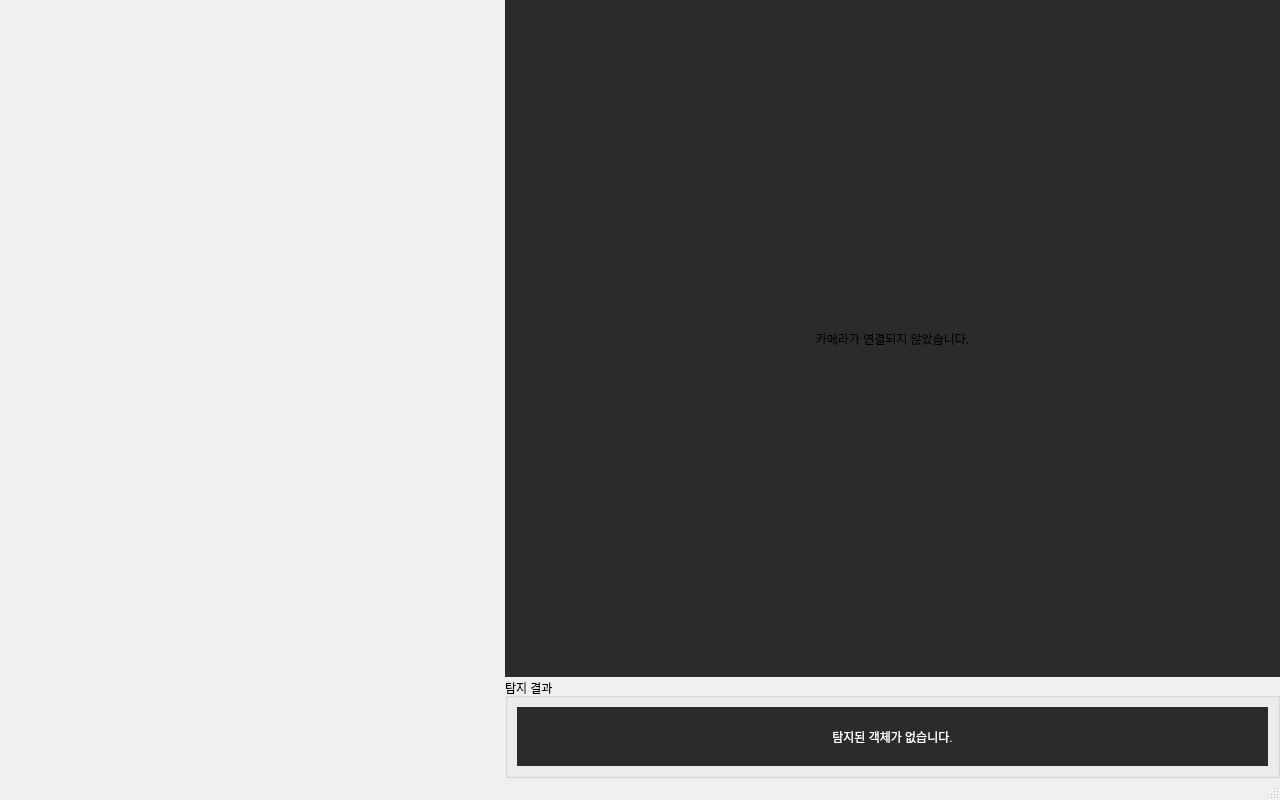
Above: ui/ui_files/main_window.ui from Fwano0728/visionDetect before the change. Below: the same form after it.
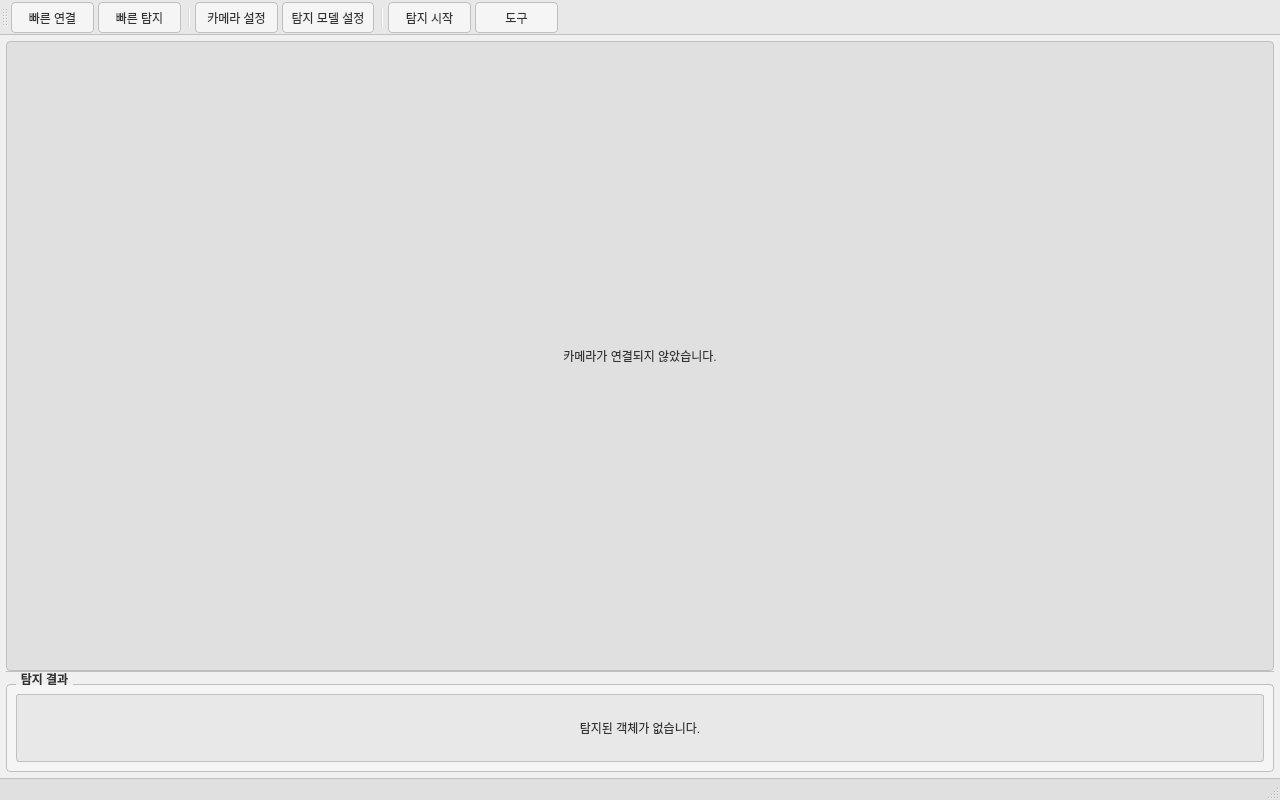
That is the form after the change. Icons and pictures are not drawn.

Commit message: Initial commit - VisionDetect 프로젝트 시작

What changed in the file:
```diff
--- a/ui/ui_files/main_window.ui
+++ b/ui/ui_files/main_window.ui
@@ -19,39 +19,75 @@
   <property name="windowTitle">
    <string>객체 탐지 시스템</string>
   </property>
+  <property name="styleSheet">
+   <string notr="true">QMainWindow {
+    background-color: #f0f0f0;
+    color: #333333;
+}
+QLabel, QGroupBox {
+    color: #333333;
+}
+QGroupBox {
+    border: 1px solid #c0c0c0;
+    border-radius: 4px;
+    margin-top: 8px;
+    font-weight: bold;
+}
+QGroupBox::title {
+    subcontrol-origin: margin;
+    left: 10px;
+    padding: 0 3px;
+}
+QStatusBar {
+    background-color: #e0e0e0;
+    color: #333333;
+    border-top: 1px solid #c0c0c0;
+}
+QToolBar {
+    background-color: #e8e8e8;
+    border-bottom: 1px solid #c0c0c0;
+    spacing: 4px;
+    padding: 2px;
+}
+QToolButton {
+    background-color: #f5f5f5;
+    border: 1px solid #c0c0c0;
+    border-radius: 4px;
+    padding: 4px;
+    color: #333333;
+    min-width: 70px;
+}
+QToolButton:hover {
+    background-color: #e0e0e0;
+}
+QToolButton:pressed {
+    background-color: #d0d0d0;
+}
+QSplitter::handle {
+    background-color: #c0c0c0;
+}
+QFrame {
+    border: none;
+}</string>
+  </property>
   <widget class="QWidget" name="centralwidget">
-   <layout class="QHBoxLayout" name="horizontalLayout">
+   <layout class="QVBoxLayout" name="verticalLayout_2">
     <property name="spacing">
-     <number>0</number>
+     <number>4</number>
     </property>
     <property name="leftMargin">
-     <number>0</number>
+     <number>6</number>
     </property>
     <property name="topMargin">
-     <number>0</number>
+     <number>6</number>
     </property>
     <property name="rightMargin">
-     <number>0</number>
+     <number>6</number>
     </property>
     <property name="bottomMargin">
-     <number>0</number>
+     <number>6</number>
     </property>
     <item>
-     <widget class="QSplitter" name="mainSplitter">
-      <property name="orientation">
-       <enum>Qt::Horizontal</enum>
-      </property>
-      <property name="handleWidth">
-       <number>1</number>
-      </property>
-      <widget class="QFrame" name="sidebarFrame">
-       <property name="frameShape">
-        <enum>QFrame::NoFrame</enum>
-       </property>
-       <property name="frameShadow">
-        <enum>QFrame::Raised</enum>
-       </property>
-      </widget>
       <widget class="QSplitter" name="contentSplitter">
        <property name="orientation">
         <enum>Qt::Vertical</enum>
@@ -63,7 +99,7 @@
         <property name="sizePolicy">
          <sizepolicy hsizetype="Expanding" vsizetype="Expanding">
           <horstretch>0</horstretch>
-          <verstretch>3</verstretch>
+         <verstretch>4</verstretch>
          </sizepolicy>
         </property>
         <property name="minimumSize">
@@ -73,7 +109,12 @@
          </size>
         </property>
         <property name="styleSheet">
-         <string notr="true">background-color: #2b2b2b;</string>
+        <string notr="true">QLabel#videoFrame {
+    background-color: #e0e0e0;
+    border-radius: 4px;
+    border: 1px solid #c0c0c0;
+    color: #333333;
+}</string>
         </property>
         <property name="text">
          <string>카메라가 연결되지 않았습니다.</string>
@@ -95,6 +136,19 @@
           <height>100</height>
          </size>
         </property>
+       <property name="maximumSize">
+        <size>
+         <width>16777215</width>
+         <height>150</height>
+        </size>
+       </property>
+       <property name="styleSheet">
+        <string notr="true">QGroupBox#resultsGroupBox {
+    background-color: #f5f5f5;
+    border-radius: 4px;
+    margin-top: 12px;
+}</string>
+       </property>
         <property name="title">
          <string>탐지 결과</string>
         </property>
@@ -102,7 +156,14 @@
          <item>
           <widget class="QLabel" name="resultsText">
            <property name="styleSheet">
-            <string notr="true">background-color: #2b2b2b; color: white;</string>
+           <string notr="true">QLabel#resultsText {
+    background-color: #e8e8e8;
+    color: #333333;
+    border-radius: 3px;
+    border: 1px solid #c0c0c0;
+    padding: 8px;
+    font-family: 'Nanum Gothic', sans-serif;
+}</string>
            </property>
            <property name="text">
             <string>탐지된 객체가 없습니다.</string>
@@ -115,11 +176,110 @@
         </layout>
        </widget>
       </widget>
-     </widget>
     </item>
    </layout>
   </widget>
   <widget class="QStatusBar" name="statusbar"/>
+  <widget class="QToolBar" name="mainToolBar">
+   <property name="windowTitle">
+    <string>메인 툴바</string>
+   </property>
+   <property name="iconSize">
+    <size>
+     <width>32</width>
+     <height>32</height>
+    </size>
+   </property>
+   <property name="toolButtonStyle">
+    <enum>Qt::ToolButtonTextUnderIcon</enum>
+   </property>
+   <attribute name="toolBarArea">
+    <enum>TopToolBarArea</enum>
+   </attribute>
+   <attribute name="toolBarBreak">
+    <bool>false</bool>
+   </attribute>
+   <addaction name="quickStartAction"/>
+   <addaction name="quickDetectionAction"/>
+   <addaction name="separator"/>
+   <addaction name="cameraAction"/>
+   <addaction name="modelAction"/>
+   <addaction name="separator"/>
+   <addaction name="startStopAction"/>
+   <addaction name="toolsAction"/>
+  </widget>
+  <action name="cameraAction">
+   <property name="icon">
+    <iconset theme="camera-photo"/>
+   </property>
+   <property name="text">
+    <string>카메라 설정</string>
+   </property>
+   <property name="toolTip">
+    <string>카메라 연결 및 설정</string>
+   </property>
+  </action>
+  <action name="modelAction">
+   <property name="icon">
+    <iconset theme="system-search"/>
+   </property>
+   <property name="text">
+    <string>탐지 모델 설정</string>
+   </property>
+   <property name="toolTip">
+    <string>객체 탐지 모델 설정</string>
+   </property>
+  </action>
+  <action name="startStopAction">
+   <property name="checkable">
+    <bool>true</bool>
+   </property>
+   <property name="icon">
+    <iconset theme="media-playback-start"/>
+   </property>
+   <property name="text">
+    <string>탐지 시작</string>
+   </property>
+   <property name="toolTip">
+    <string>탐지 시작/중지</string>
+   </property>
+  </action>
+  <action name="toolsAction">
+   <property name="icon">
+    <iconset theme="preferences-system"/>
+   </property>
+   <property name="text">
+    <string>도구</string>
+   </property>
+   <property name="toolTip">
+    <string>추가 설정 및 도구</string>
+   </property>
+  </action>
+  <action name="quickStartAction">
+   <property name="icon">
+    <iconset theme="media-skip-forward"/>
+   </property>
+   <property name="text">
+    <string>빠른 연결</string>
+   </property>
+   <property name="toolTip">
+    <string>최근 설정으로 빠른 연결</string>
+   </property>
+  </action>
+  <action name="quickDetectionAction">
+   <property name="checkable">
+    <bool>true</bool>
+   </property>
+   <property name="icon">
+    <iconset theme="system-run"/>
+   </property>
+   <property name="text">
+    <string>빠른 탐지</string>
+   </property>
+   <property name="toolTip">
+    <string>기본 설정으로 탐지 시작</string>
+   </property>
+  </action>
  </widget>
  <resources/>
  <connections/>
```
Lines whose indentation alone changed are shown as unchanged. The commit also changes 52 other files.
